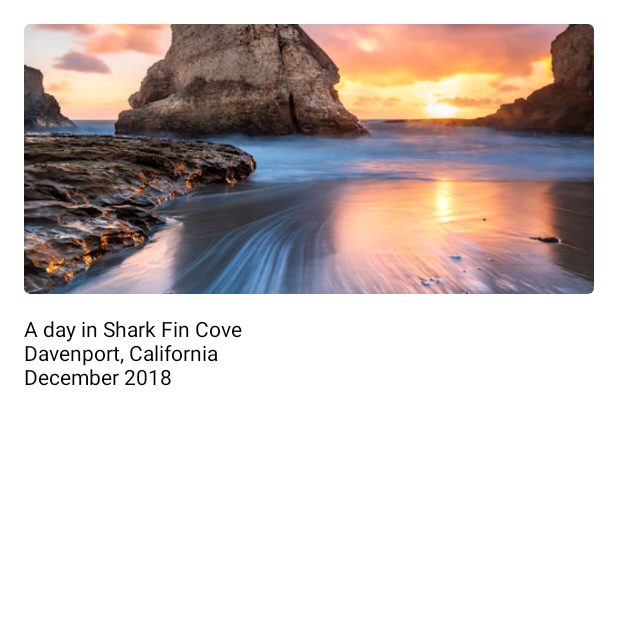
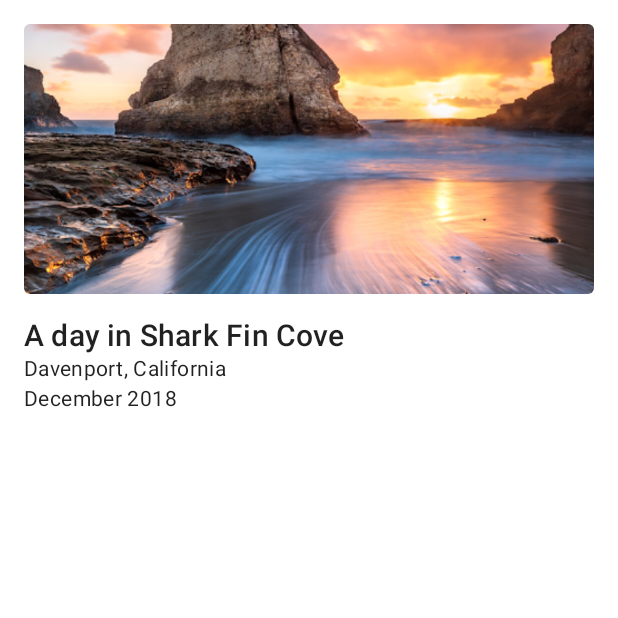
Before and after one commit to rockar06/jetpack-compose, an Android app built with Jetpack Compose: the screen it shows after launch (MainActivity), on a phone screen of 412 x 824 dp, the top half of it. Run offline under Robolectric (Android 15) with nearby library versions, the phone set to English and light mode, and no system bars.

Commit message:
Add style to Texts components

```diff
--- a/app/src/main/java/com/example/jetpackcompose/ui/ColumnLayout.kt
+++ b/app/src/main/java/com/example/jetpackcompose/ui/ColumnLayout.kt
@@ -3,6 +3,7 @@ package com.example.jetpackcompose.ui
 import androidx.compose.foundation.Image
 import androidx.compose.foundation.layout.*
 import androidx.compose.foundation.shape.RoundedCornerShape
+import androidx.compose.material.MaterialTheme
 import androidx.compose.material.Text
 import androidx.compose.runtime.Composable
 import androidx.compose.ui.Modifier
@@ -15,6 +16,8 @@ import com.example.jetpackcompose.R
 
 @Composable
 fun NewsStory() {
+    MaterialTheme {
+        val typography = MaterialTheme.typography
         Column(
             modifier = Modifier.padding(16.dp)
         ) {
@@ -28,9 +31,19 @@ fun NewsStory() {
                 contentScale = ContentScale.Crop
             )
             Spacer(modifier = Modifier.height(height = 16.dp))
-        Text("A day in Shark Fin Cove")
-        Text("Davenport, California")
-        Text("December 2018")
+            Text(
+                "A day in Shark Fin Cove",
+                style = typography.h6
+            )
+            Text(
+                "Davenport, California",
+                style = typography.body2
+            )
+            Text(
+                "December 2018",
+                style = typography.body2
+            )
+        }
     }
 }
 
```
Lines whose indentation alone changed are shown as unchanged.
